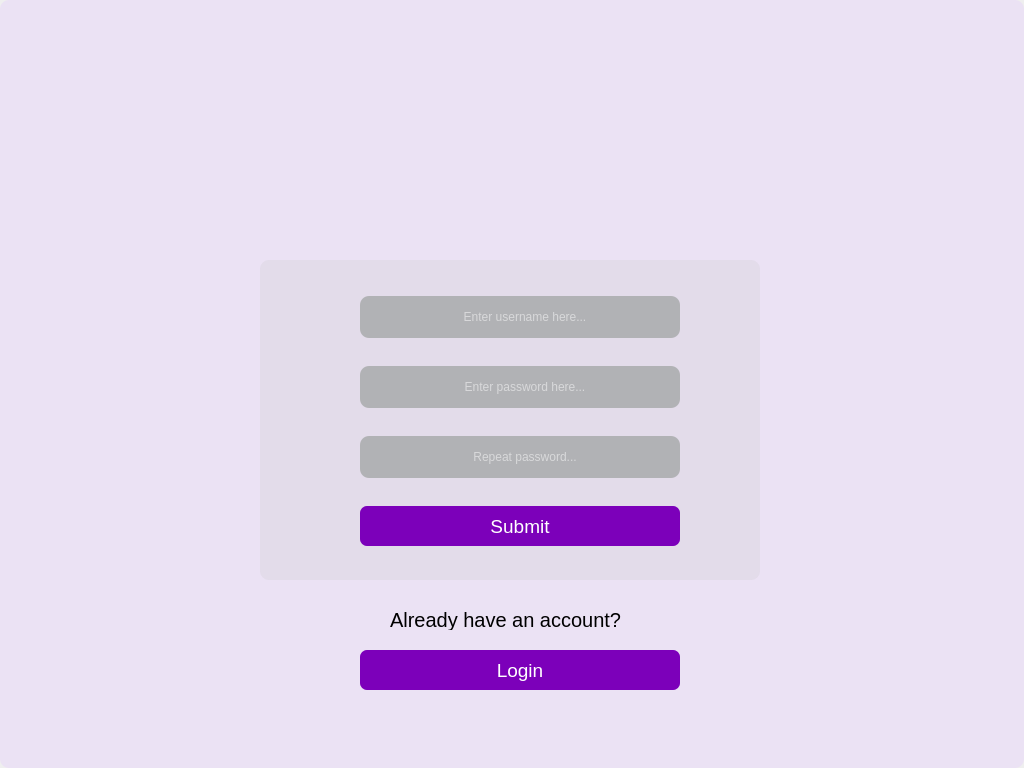
The window that static/register.ui (lakshmivishal9496/Soft-Health) describes before a commit, drawn with Qt 5.
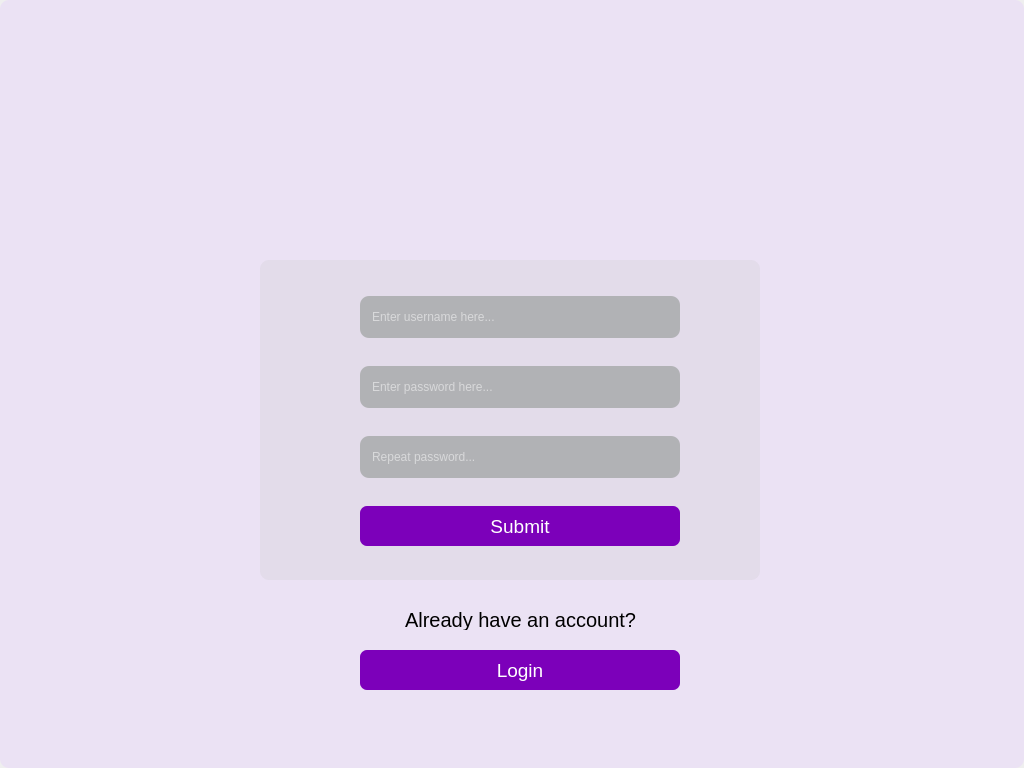
The same window after the commit. Icons and pictures are not drawn.

What changed in the file:
```diff
--- a/static/register.ui
+++ b/static/register.ui
@@ -94,7 +94,7 @@
       <enum>QLineEdit::Password</enum>
      </property>
      <property name="alignment">
-      <set>Qt::AlignCenter</set>
+      <set>Qt::AlignLeft</set>
      </property>
      <property name="placeholderText">
       <string>Repeat password...</string>
@@ -119,7 +119,7 @@
 border-bottom-color: rgba(46,82,101,255);</string>
      </property>
      <property name="alignment">
-      <set>Qt::AlignCenter</set>
+      <set>Qt::AlignLeft</set>
      </property>
      <property name="placeholderText">
       <string>Enter username here...</string>
@@ -148,7 +148,7 @@
       <enum>QLineEdit::Password</enum>
      </property>
      <property name="alignment">
-      <set>Qt::AlignCenter</set>
+      <set>Qt::AlignLeft</set>
      </property>
      <property name="placeholderText">
       <string>Enter password here...</string>
@@ -158,9 +158,9 @@
    <widget class="QLabel" name="l8">
     <property name="geometry">
      <rect>
-      <x>390</x>
+      <x>405</x>
       <y>610</y>
-      <width>261</width>
+      <width>231</width>
       <height>20</height>
      </rect>
     </property>
```
Left out of the diff: 8 changed lines with no effect on the pictures.
